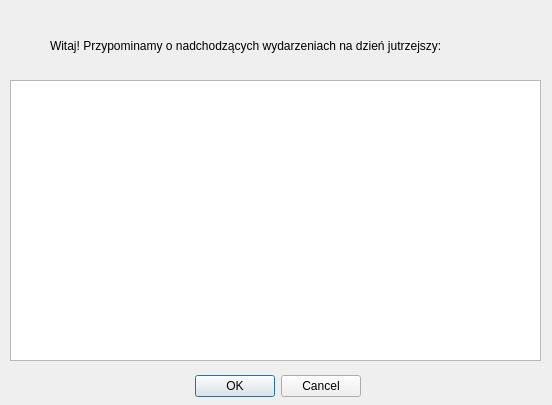
Old version of the form terminarz/startuplistevents.ui in the repository awojcik64/terminarz.
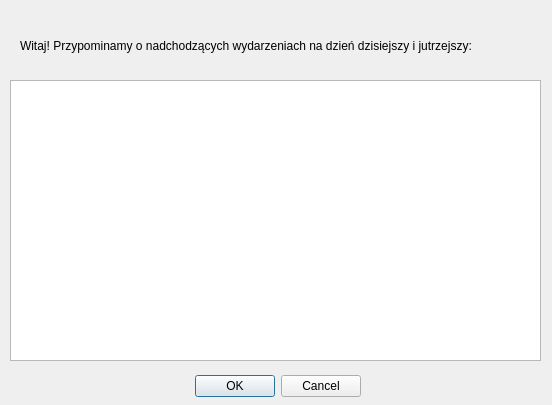
New version of the form.

Commit message: Początki listy nadchodzących wydarzeń

The edit to the form file:
```diff
--- a/terminarz/startuplistevents.ui
+++ b/terminarz/startuplistevents.ui
@@ -42,14 +42,14 @@
   <widget class="QLabel" name="label">
    <property name="geometry">
     <rect>
-     <x>50</x>
+     <x>20</x>
      <y>30</y>
-     <width>441</width>
+     <width>511</width>
      <height>31</height>
     </rect>
    </property>
    <property name="text">
-    <string>Witaj! Przypominamy o nadchodzących wydarzeniach na dzień jutrzejszy: </string>
+    <string>Witaj! Przypominamy o nadchodzących wydarzeniach na dzień dzisiejszy i jutrzejszy: </string>
    </property>
   </widget>
  </widget>
```
The commit also changes 3 other files.
